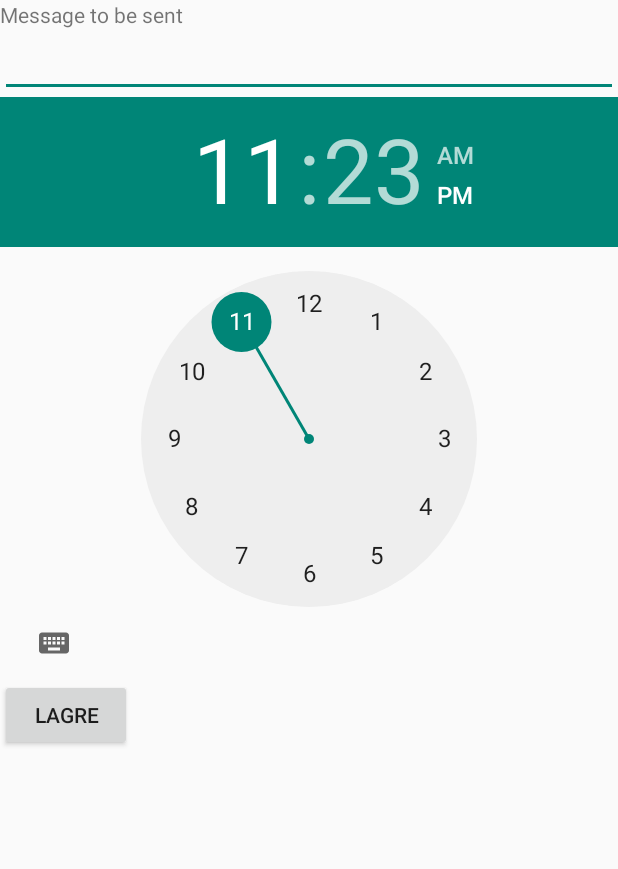
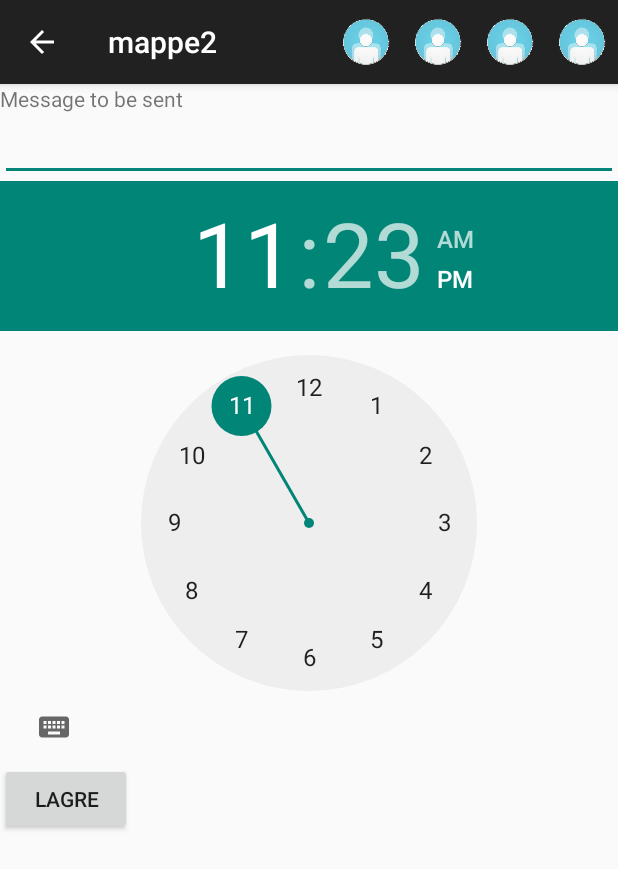
Before and after one commit to hannerygge/S198607.s198713_mappe2, an Android app: the Message screen opened directly, with no data from a screen before it, on a phone screen of 412 x 824 dp. Shown: the top 869 px of the screen. Run offline under Robolectric (Android 15) with nearby library versions, the phone set to English and light mode, and no system bars.

Commit message:
actionbar i message

```diff
--- a/app/src/main/java/com/example/hanne_000/s198607s198713_mappe2/Message.java
+++ b/app/src/main/java/com/example/hanne_000/s198607s198713_mappe2/Message.java
@@ -5,12 +5,13 @@ import android.app.Activity;
 import android.app.DialogFragment;
 import android.content.Intent;
 import android.os.Bundle;
+import android.support.v7.app.AppCompatActivity;
 import android.view.Menu;
 import android.view.MenuItem;
 import android.widget.TextView;
 import android.widget.TimePicker;
 
-public class Message extends Activity{
+public class Message extends AppCompatActivity{
 
     String StandardMessage; //Must get this from database!
     TimePicker dp; //get from db
--- a/app/src/main/res/menu/menu_main.xml
+++ b/app/src/main/res/menu/menu_main.xml
@@ -1,8 +1,8 @@
 <menu xmlns:android="http://schemas.android.com/apk/res/android"
     xmlns:app="http://schemas.android.com/apk/res-auto"
     xmlns:tools="http://schemas.android.com/tools" tools:context=".MainActivity">
-   <item android:id="@+id/action_settings" android:title="@string/action_settings"
-        android:orderInCategory="100" app:showAsAction="never" />
+  <!-- <item android:id="@+id/action_settings" android:title="@string/action_settings"
+        android:orderInCategory="100" app:showAsAction="never" />-->
 
     <item android:icon="@drawable/testing"
         android:id="@+id/newcontact"
```
